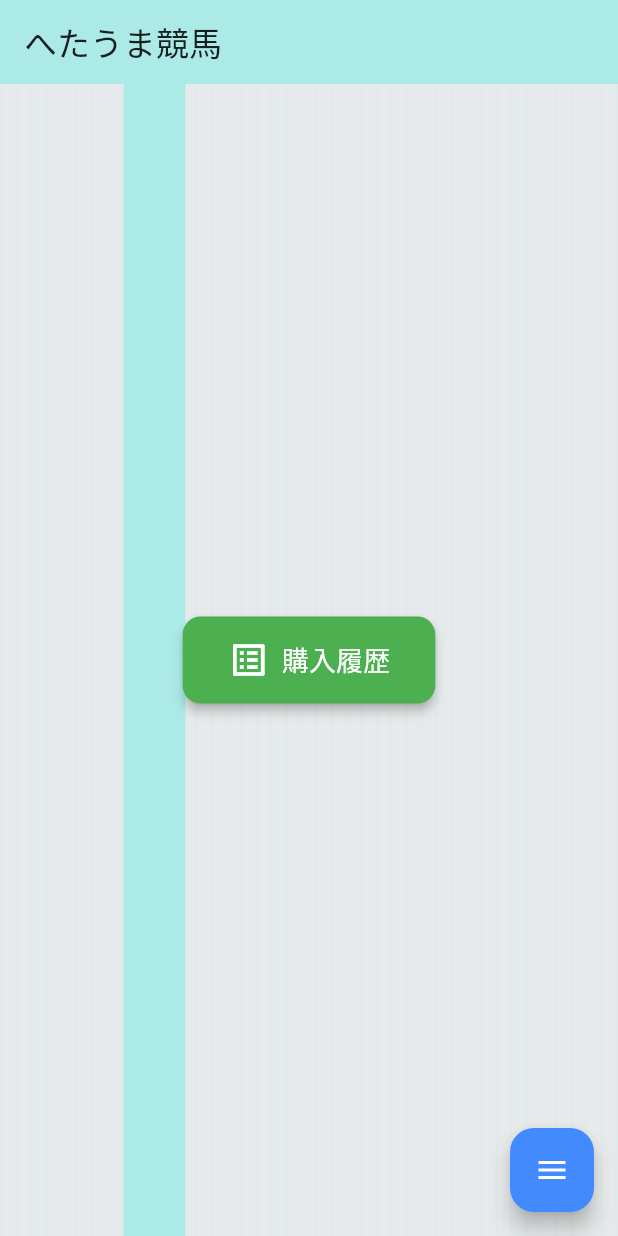
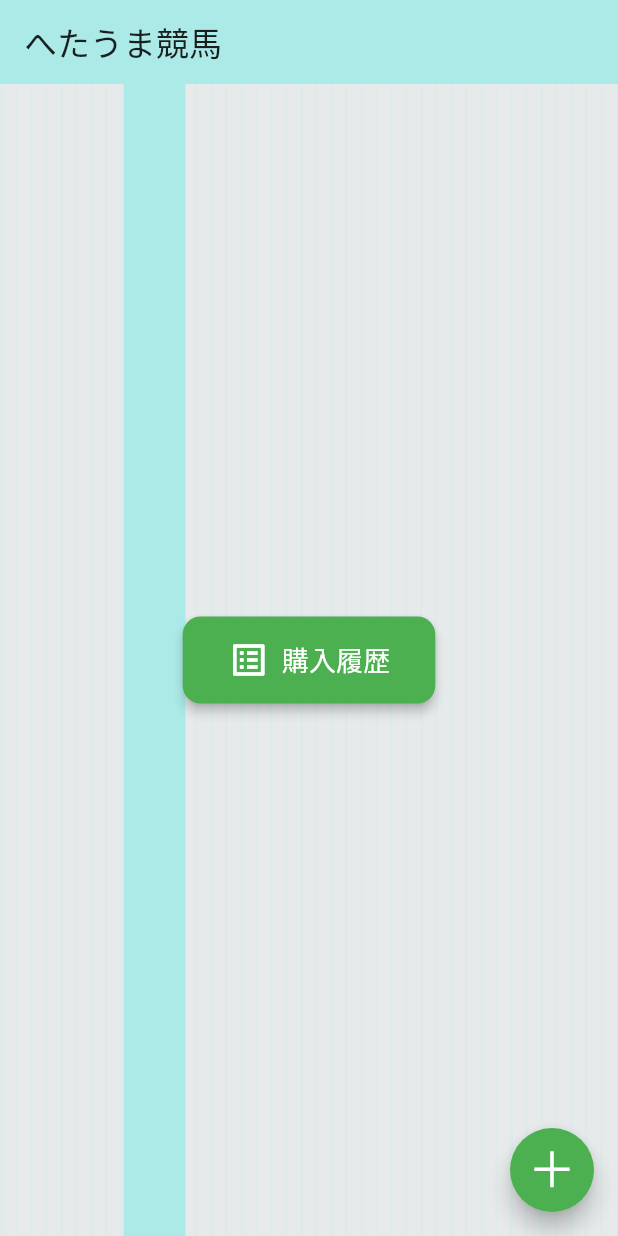
Before and after one commit to locotribe/hetaumakeiba_v2, a Flutter app: the screen it shows after launch, on a phone screen of 412 x 824 dp. Run offline on Flutter 3.47's test engine with Material 3 defaults, Android fonts, the phone set to English and light mode, and no system bars; our stand-ins replace image_picker, sqflite; missing offline and left inert: mobile_scanner; accounts and stored records are empty.

Commit message:
v8.0.1 組み合わせ数表示まだ フローティングボタンの色変更

```diff
--- a/lib/screens/home_page.dart
+++ b/lib/screens/home_page.dart
@@ -112,8 +112,9 @@ class _HomePageState extends State<HomePage> with SingleTickerProviderStateMixin
                           ),
                         );
                       },
-                      backgroundColor: Colors.purple,
+                      backgroundColor: Colors.green,
                       foregroundColor: Colors.white,
+                      shape: const CircleBorder(),
                       child: const Icon(Icons.image),
                     ),
                   ),
@@ -133,8 +134,9 @@ class _HomePageState extends State<HomePage> with SingleTickerProviderStateMixin
                           ),
                         );
                       },
-                      backgroundColor: Colors.redAccent,
+                      backgroundColor: Colors.green,
                       foregroundColor: Colors.white,
+                      shape: const CircleBorder(),
                       child: const Icon(Icons.camera_alt),
                     ),
                   ),
@@ -142,12 +144,27 @@ class _HomePageState extends State<HomePage> with SingleTickerProviderStateMixin
               FloatingActionButton(
                 heroTag: 'mainFab',
                 onPressed: _toggleFab,
-                backgroundColor: _isFabExpanded ? Colors.grey : Colors.blueAccent,
+                backgroundColor: _isFabExpanded ? Colors.grey : Colors.green,
                 foregroundColor: Colors.white,
-                child: AnimatedIcon(
-                  icon: AnimatedIcons.menu_close,
-                  progress: _animation,
-                ),
+                shape: const CircleBorder(),
+                child: Align(
+                  alignment: const Alignment(0.0, -0.4), // 必要に応じて調整
+                  child: _isFabExpanded // ★ここから変更★
+                      ? const Text( // _isFabExpanded が true の場合（展開時）
+                    'Ｘ',
+                    style: TextStyle(
+                      fontSize: 26, // 「×」のサイズ
+                      color: Colors.black54, // 「×」の色
+                    ),
+                  )
+                      : const Text( // _isFabExpanded が false の場合（非展開時）
+                    '＋',
+                    style: TextStyle(
+                      fontSize: 32, // 「＋」のサイズ
+                      color: Colors.white, // 「＋」の色
+                    ),
+                  ), // ★ここまで変更★
+                ), // ★ここまで変更★
               ),
             ],
           ),
```
